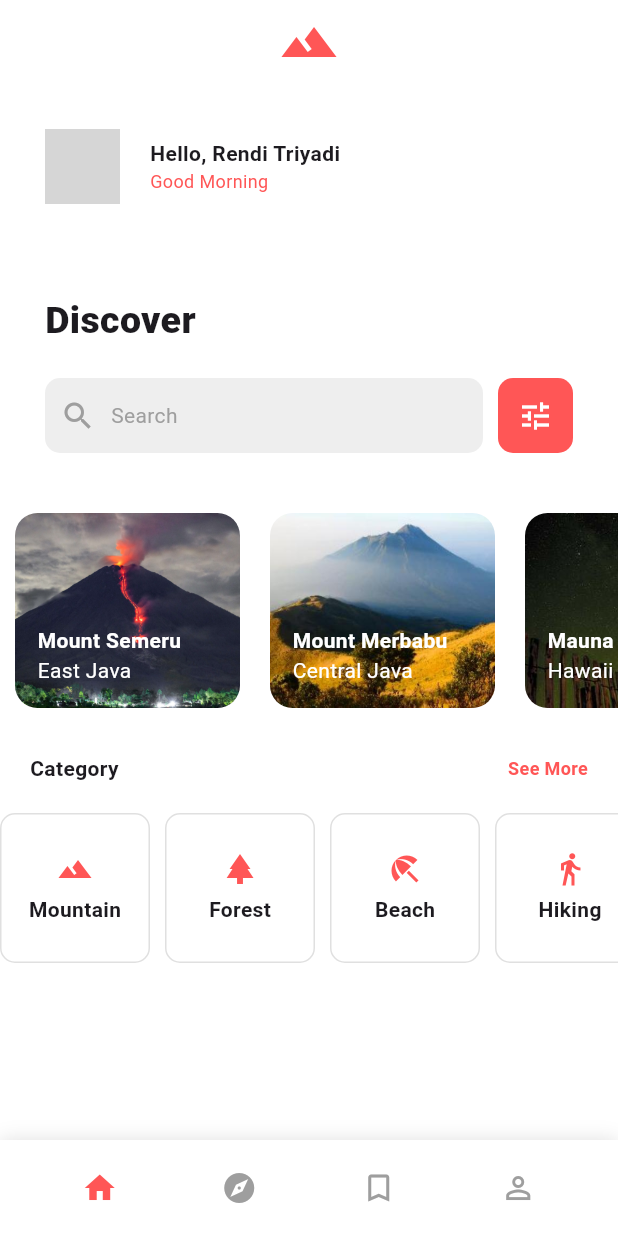
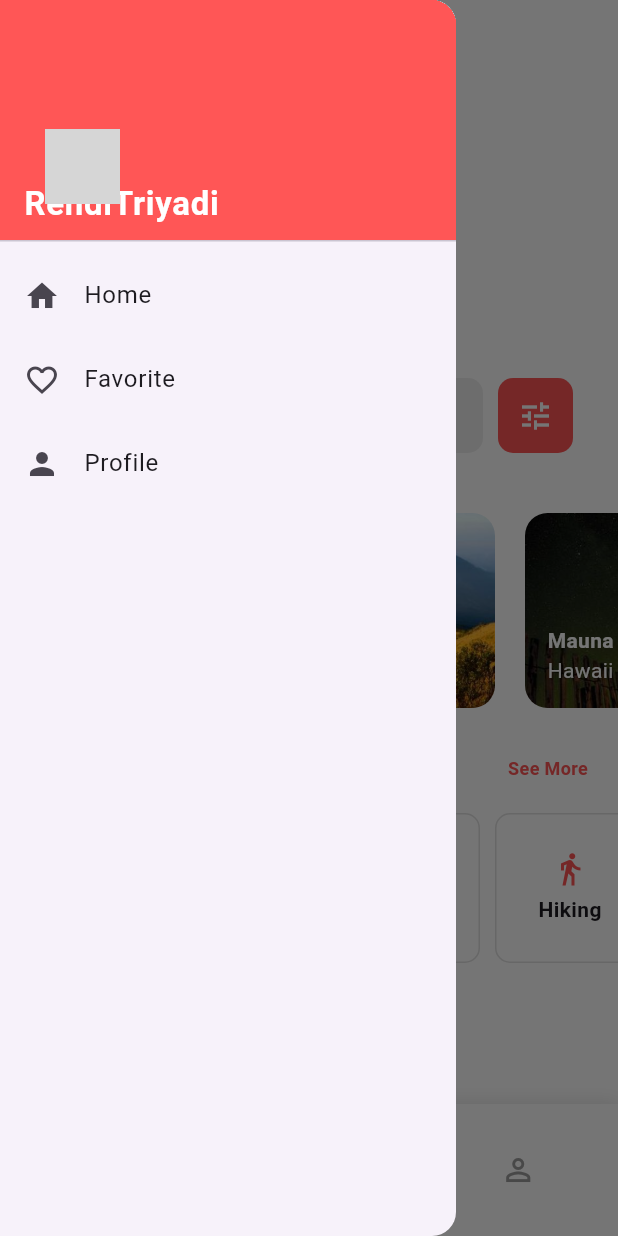
Before and after one commit to ambmediatts02-crypto/TUGAS-UTS-RENDI-TRIYADI-MOBILE-PROGRAMING, a Flutter app: the screen it shows after launch, with the side drawer open (before the commit the screen has no drawer), on a phone screen of 412 x 824 dp. Run offline on Flutter 3.47's test engine with Material 3 defaults, Android fonts, the phone set to English and light mode, and no system bars; network calls fail; grey boxes are pictures that could not be loaded.

Commit message:
update mounts app

```diff
--- a/lib/mounts_app.dart
+++ b/lib/mounts_app.dart
@@ -66,19 +66,64 @@ final List<CategoryModel> categories = [
 ];
 
 // ----- MAIN PAGE -----
-class MountsApp extends StatelessWidget {
+class MountsApp extends StatefulWidget {
+  @override
+  State<MountsApp> createState() => _MountsAppState();
+}
+
+class _MountsAppState extends State<MountsApp> {
+  int selectedIndex = 0;
+
   @override
   Widget build(BuildContext context) {
     return Scaffold(
       backgroundColor: Colors.white,
+
+      // ✅ DRAWER → GARIS 3 MUNCUL
+      drawer: Drawer(
+        child: Column(
+          children: [
+            DrawerHeader(
+              decoration: BoxDecoration(color: mainColor),
+              child: Align(
+                alignment: Alignment.bottomLeft,
+                child: Text(
+                  'RendiTriyadi',
+                  style: TextStyle(
+                    color: Colors.white,
+                    fontSize: 22,
+                    fontWeight: FontWeight.bold,
+                  ),
+                ),
+              ),
+            ),
+            ListTile(
+              leading: Icon(Icons.home),
+              title: Text('Home'),
+              onTap: () => Navigator.pop(context),
+            ),
+            ListTile(
+              leading: Icon(Icons.favorite_border),
+              title: Text('Favorite'),
+              onTap: () => Navigator.pop(context),
+            ),
+            ListTile(
+              leading: Icon(Icons.person),
+              title: Text('Profile'),
+              onTap: () => Navigator.pop(context),
+            ),
+          ],
+        ),
+      ),
+
       appBar: AppBar(
         elevation: 0,
         backgroundColor: Colors.transparent,
-        title: Center(
-          child: Icon(Icons.terrain, color: mainColor, size: 40),
-        ),
         iconTheme: IconThemeData(color: mainColor),
+        centerTitle: true,
+        title: Icon(Icons.terrain, color: mainColor, size: 40),
       ),
+
       body: SafeArea(
         child: Column(
           children: [
@@ -95,7 +140,14 @@ class MountsApp extends StatelessWidget {
                 ),
               ),
             ),
-            AppBottomBar(),
+            AppBottomBar(
+              selectedIndex: selectedIndex,
+              onTap: (index) {
+                setState(() {
+                  selectedIndex = index;
+                });
+              },
+            ),
           ],
         ),
       ),
@@ -188,7 +240,7 @@ class AppSearch extends StatelessWidget {
   }
 }
 
-// ----- MOUNT LIST (CLICKABLE) -----
+// ----- MOUNT LIST -----
 class AppMountListView extends StatelessWidget {
   @override
   Widget build(BuildContext context) {
@@ -203,9 +255,7 @@ class AppMountListView extends StatelessWidget {
           onTap: () {
             Navigator.push(
               context,
-              MaterialPageRoute(
-                builder: (_) => DetailsPage(mount),
-              ),
+              MaterialPageRoute(builder: (_) => DetailsPage(mount)),
             );
           },
           child: Container(
@@ -230,10 +280,7 @@ class AppMountListView extends StatelessWidget {
                     fontWeight: FontWeight.bold,
                   ),
                 ),
-                Text(
-                  mount.location,
-                  style: TextStyle(color: Colors.white),
-                ),
+                Text(mount.location, style: TextStyle(color: Colors.white)),
               ],
             ),
           ),
@@ -300,26 +347,37 @@ class AppCategoryList extends StatelessWidget {
   }
 }
 
-// ----- BOTTOM BAR -----
+// ----- BOTTOM BAR (CLICKABLE) -----
 class AppBottomBar extends StatelessWidget {
+  final int selectedIndex;
+  final Function(int) onTap;
+
+  AppBottomBar({required this.selectedIndex, required this.onTap});
+
+  final List<IconData> icons = [
+    Icons.home,
+    Icons.explore,
+    Icons.turned_in_not,
+    Icons.person_outline,
+  ];
+
   @override
   Widget build(BuildContext context) {
     return Container(
       padding: EdgeInsets.all(20),
       decoration: BoxDecoration(
         color: Colors.white,
-        boxShadow: [
-          BoxShadow(color: Colors.black12, blurRadius: 10),
-        ],
+        boxShadow: [BoxShadow(color: Colors.black12, blurRadius: 10)],
       ),
       child: Row(
         mainAxisAlignment: MainAxisAlignment.spaceAround,
-        children: [
-          Icon(Icons.home, color: mainColor),
-          Icon(Icons.explore, color: Colors.grey),
-          Icon(Icons.turned_in_not, color: Colors.grey),
-          Icon(Icons.person_outline, color: Colors.grey),
-        ],
+        children: List.generate(icons.length, (index) {
+          final isActive = selectedIndex == index;
+          return IconButton(
+            icon: Icon(icons[index], color: isActive ? mainColor : Colors.grey),
+            onPressed: () => onTap(index),
+          );
+        }),
       ),
     );
   }
```
